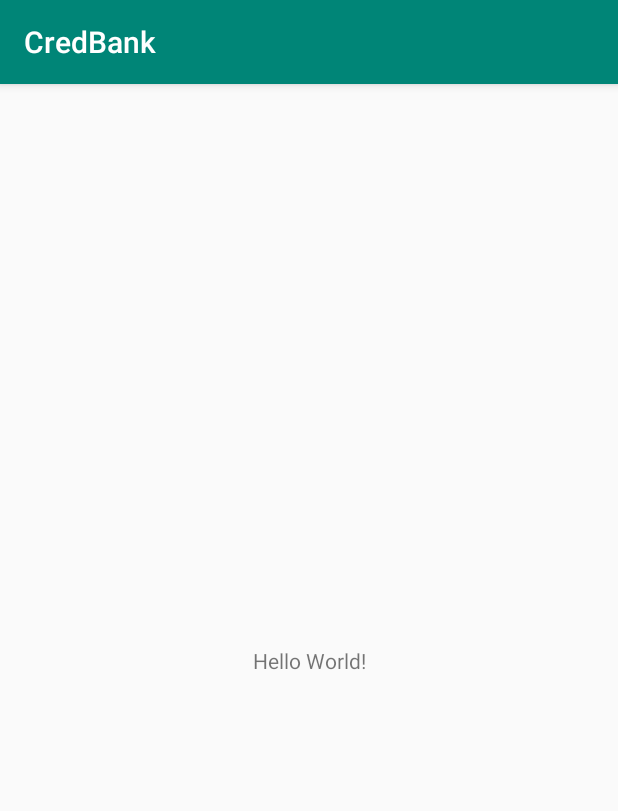
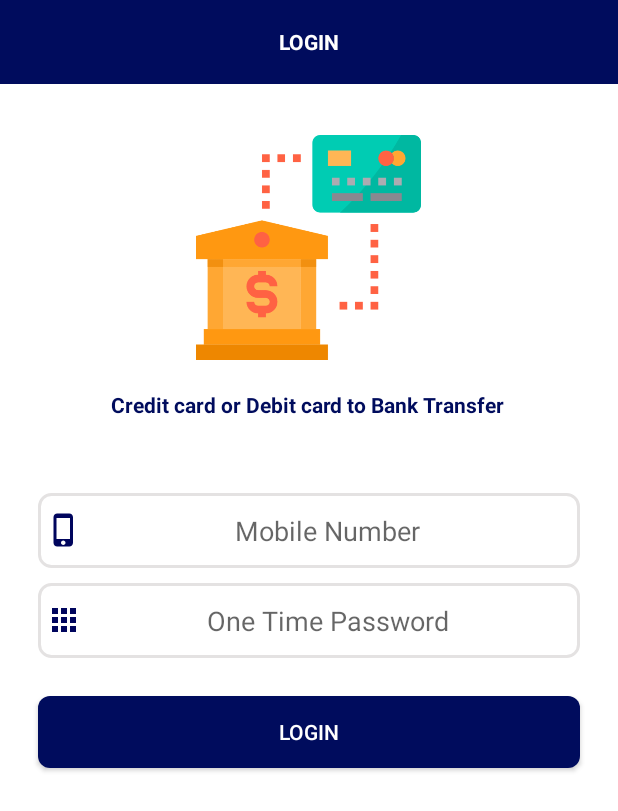
Before and after one commit to sahilsingh-dsc/CredBank, an Android app: the screen it shows after launch (MainActivity before the commit, AuthActivity after it), on a phone screen of 412 x 824 dp. Shown: the top 811 px of the screen. Run offline under Robolectric (Android 15) with nearby library versions, the phone set to English and light mode, and no system bars.

Commit message:
splash and login screen.

```diff
--- a/app/build.gradle
+++ b/app/build.gradle
@@ -26,4 +26,5 @@ dependencies {
     testImplementation 'junit:junit:4.12'
     androidTestImplementation 'androidx.test.ext:junit:1.1.0'
     androidTestImplementation 'androidx.test.espresso:espresso-core:3.2.0'
+    implementation 'androidx.cardview:cardview:1.0.0'
 }
--- a/app/src/main/AndroidManifest.xml
+++ b/app/src/main/AndroidManifest.xml
@@ -9,8 +9,8 @@
         android:roundIcon="@mipmap/ic_launcher_round"
         android:supportsRtl="true"
         android:theme="@style/AppTheme">
-        <activity android:name=".Main2Activity"></activity>
-        <activity android:name=".MainActivity">
+        <activity android:name=".view.activity.auth.AuthActivity"></activity>
+        <activity android:name=".view.activity.common.SplashActivity">
             <intent-filter>
                 <action android:name="android.intent.action.MAIN" />
 
--- a/app/src/main/java/com/tetravalstartups/credbank/MainActivity.java
+++ /dev/null
@@ -1,14 +0,0 @@
-package com.tetravalstartups.credbank;
-
-import androidx.appcompat.app.AppCompatActivity;
-
-import android.os.Bundle;
-
-public class MainActivity extends AppCompatActivity {
-
-    @Override
-    protected void onCreate(Bundle savedInstanceState) {
-        super.onCreate(savedInstanceState);
-        setContentView(R.layout.activity_main);
-    }
-}
--- /dev/null
+++ b/app/src/main/java/com/tetravalstartups/credbank/view/activity/auth/AuthActivity.java
@@ -0,0 +1,17 @@
+package com.tetravalstartups.credbank.view.activity.auth;
+
+import androidx.appcompat.app.AppCompatActivity;
+
+import android.os.Bundle;
+
+import com.tetravalstartups.credbank.R;
+
+public class AuthActivity extends AppCompatActivity {
+
+    @Override
+    protected void onCreate(Bundle savedInstanceState) {
+        super.onCreate(savedInstanceState);
+        setContentView(R.layout.activity_auth);
+        Bundle bundle = getIntent().getExtras();
+    }
+}
--- /dev/null
+++ b/app/src/main/java/com/tetravalstartups/credbank/view/activity/common/SplashActivity.java
@@ -0,0 +1,29 @@
+package com.tetravalstartups.credbank.view.activity.common;
+
+import androidx.appcompat.app.AppCompatActivity;
+
+import android.content.Intent;
+import android.os.Bundle;
+import android.os.Handler;
+
+import com.tetravalstartups.credbank.R;
+import com.tetravalstartups.credbank.view.activity.auth.AuthActivity;
+
+public class SplashActivity extends AppCompatActivity {
+
+    @Override
+    protected void onCreate(Bundle savedInstanceState) {
+        super.onCreate(savedInstanceState);
+        setContentView(R.layout.activity_splash);
+
+        new Handler().postDelayed(new Runnable() {
+            @Override
+            public void run() {
+                Intent intent = new Intent(SplashActivity.this, AuthActivity.class);
+                Bundle bundle = new Bundle();
+                startActivity(intent);
+            }
+        }, 3000);
+
+    }
+}
--- /dev/null
+++ b/app/src/main/res/drawable/border.xml
@@ -0,0 +1,10 @@
+<?xml version="1.0" encoding="utf-8"?>
+<shape xmlns:android="http://schemas.android.com/apk/res/android">
+
+    <solid android:color="@color/colorWhite"></solid>
+    <stroke
+        android:width="2dp"
+        android:color="@color/colorGrey"/>
+    <corners
+        android:radius="8dp"/>
+</shape>
--- /dev/null
+++ b/app/src/main/res/drawable/butn.xml
@@ -0,0 +1,7 @@
+<?xml version="1.0" encoding="utf-8"?>
+<shape xmlns:android="http://schemas.android.com/apk/res/android">
+
+    <solid android:color="@color/colorAccent"/>
+    <corners
+        android:radius="8dp"/>
+</shape>
--- /dev/null
+++ b/app/src/main/res/drawable/ic_apps_black_24dp.xml
@@ -0,0 +1,5 @@
+<vector android:height="24dp" android:tint="#00055D"
+    android:viewportHeight="24.0" android:viewportWidth="24.0"
+    android:width="24dp" xmlns:android="http://schemas.android.com/apk/res/android">
+    <path android:fillColor="#FF000000" android:pathData="M4,8h4L8,4L4,4v4zM10,20h4v-4h-4v4zM4,20h4v-4L4,16v4zM4,14h4v-4L4,10v4zM10,14h4v-4h-4v4zM16,4v4h4L20,4h-4zM10,8h4L14,4h-4v4zM16,14h4v-4h-4v4zM16,20h4v-4h-4v4z"/>
+</vector>
--- /dev/null
+++ b/app/src/main/res/drawable/ic_phone_iphone_black_24dp.xml
@@ -0,0 +1,5 @@
+<vector android:height="24dp" android:tint="#00055D"
+    android:viewportHeight="24.0" android:viewportWidth="24.0"
+    android:width="24dp" xmlns:android="http://schemas.android.com/apk/res/android">
+    <path android:fillColor="#FF000000" android:pathData="M15.5,1h-8C6.12,1 5,2.12 5,3.5v17C5,21.88 6.12,23 7.5,23h8c1.38,0 2.5,-1.12 2.5,-2.5v-17C18,2.12 16.88,1 15.5,1zM11.5,22c-0.83,0 -1.5,-0.67 -1.5,-1.5s0.67,-1.5 1.5,-1.5 1.5,0.67 1.5,1.5 -0.67,1.5 -1.5,1.5zM16,18L7,18L7,4h9v14z"/>
+</vector>
--- /dev/null
+++ b/app/src/main/res/layout/activity_auth.xml
@@ -0,0 +1,116 @@
+<?xml version="1.0" encoding="utf-8"?>
+<androidx.constraintlayout.widget.ConstraintLayout xmlns:android="http://schemas.android.com/apk/res/android"
+    xmlns:app="http://schemas.android.com/apk/res-auto"
+    xmlns:tools="http://schemas.android.com/tools"
+    android:layout_width="match_parent"
+    android:layout_height="match_parent"
+    tools:context=".view.activity.auth.AuthActivity"
+    android:background="@color/colorWhite">
+
+    <ScrollView
+        android:layout_width="0dp"
+        android:layout_height="0dp"
+        app:layout_constraintBottom_toBottomOf="parent"
+        app:layout_constraintEnd_toEndOf="parent"
+        app:layout_constraintStart_toStartOf="parent"
+        app:layout_constraintTop_toTopOf="parent">
+
+        <LinearLayout
+            android:layout_width="match_parent"
+            android:layout_height="match_parent"
+            android:orientation="vertical">
+
+            <LinearLayout
+                android:layout_width="match_parent"
+                android:layout_height="56dp"
+                android:background="@color/colorAccent"
+                android:gravity="center"
+                android:orientation="vertical">
+
+                <TextView
+                    android:id="@+id/textView5"
+                    android:layout_width="match_parent"
+                    android:layout_height="wrap_content"
+                    android:gravity="center"
+                    android:text="LOGIN"
+                    android:textColor="@color/colorWhite"
+                    android:textStyle="bold" />
+            </LinearLayout>
+
+            <LinearLayout
+                android:layout_width="match_parent"
+                android:layout_height="wrap_content"
+                android:layout_margin="24dp"
+                android:gravity="center"
+                android:orientation="vertical">
+
+
+                <ImageView
+                    android:id="@+id/imageView2"
+                    android:layout_width="150dp"
+                    android:layout_height="150dp"
+                    android:layout_margin="10dp"
+                    app:srcCompat="@drawable/moneytrans" />
+
+                <TextView
+                    android:id="@+id/textView9"
+                    android:layout_width="match_parent"
+                    android:layout_height="wrap_content"
+                    android:text="Credit card or Debit card to Bank Transfer "
+                    android:textColor="@color/colorAccent"
+                    android:textStyle="bold"
+                    android:layout_marginTop="10dp"
+                    android:gravity="center"/>
+
+            </LinearLayout>
+
+            <EditText
+                android:id="@+id/editText"
+                android:layout_width="match_parent"
+                android:layout_height="50dp"
+                android:layout_weight="1"
+                android:ems="10"
+                android:padding="5dp"
+                android:background="@drawable/border"
+                android:inputType="phone"
+                android:hint="Mobile Number"
+                android:layout_marginTop="25dp"
+                android:layout_marginStart="25dp"
+                android:layout_marginEnd="25dp"
+                android:maxLength="10"
+                android:drawableLeft="@drawable/ic_phone_iphone_black_24dp"
+                android:gravity="center"/>
+
+            <EditText
+                android:id="@+id/editText2"
+                android:layout_width="match_parent"
+                android:layout_height="50dp"
+                android:layout_weight="1"
+                android:ems="10"
+                android:padding="5dp"
+                android:background="@drawable/border"
+                android:layout_marginStart="25dp"
+                android:layout_marginEnd="25dp"
+                android:layout_marginTop="10dp"
+                android:maxLength="6"
+                android:inputType="number"
+                android:drawableLeft="@drawable/ic_apps_black_24dp"
+                android:hint="One Time Password"
+                android:gravity="center"/>
+
+            <Button
+                android:id="@+id/button"
+                android:layout_width="match_parent"
+                android:layout_height="wrap_content"
+                android:text="login"
+                android:textColor="@color/colorWhite"
+                android:background="@drawable/butn"
+                android:layout_margin="25dp"
+                />
+
+        </LinearLayout>
+    </ScrollView>
+
+
+
+</androidx.constraintlayout.widget.ConstraintLayout>
--- a/app/src/main/res/layout/activity_main.xml
+++ /dev/null
@@ -1,18 +0,0 @@
-<?xml version="1.0" encoding="utf-8"?>
-<androidx.constraintlayout.widget.ConstraintLayout xmlns:android="http://schemas.android.com/apk/res/android"
-    xmlns:app="http://schemas.android.com/apk/res-auto"
-    xmlns:tools="http://schemas.android.com/tools"
-    android:layout_width="match_parent"
-    android:layout_height="match_parent"
-    tools:context=".MainActivity">
-
-    <TextView
-        android:layout_width="wrap_content"
-        android:layout_height="wrap_content"
-        android:text="Hello World!"
-        app:layout_constraintBottom_toBottomOf="parent"
-        app:layout_constraintLeft_toLeftOf="parent"
-        app:layout_constraintRight_toRightOf="parent"
-        app:layout_constraintTop_toTopOf="parent" />
-
-</androidx.constraintlayout.widget.ConstraintLayout>
--- a/app/src/main/res/values/colors.xml
+++ b/app/src/main/res/values/colors.xml
@@ -1,6 +1,10 @@
 <?xml version="1.0" encoding="utf-8"?>
 <resources>
-    <color name="colorPrimary">#008577</color>
-    <color name="colorPrimaryDark">#00574B</color>
-    <color name="colorAccent">#D81B60</color>
+    <color name="colorPrimary">#00055D</color>
+    <color name="colorPrimaryDark">#000C5D</color>
+    <color name="colorAccent">#000C5D</color>
+    <color name="colorWhite">#FFFFFF</color>
+    <color name="colorBlack">#000000</color>
+    <color name="colorGreen">#4CAF50</color>
+    <color name="colorGrey">#E4E2E2</color>
 </resources>
--- a/app/src/main/res/values/styles.xml
+++ b/app/src/main/res/values/styles.xml
@@ -1,7 +1,7 @@
 <resources>
 
     <!-- Base application theme. -->
-    <style name="AppTheme" parent="Theme.AppCompat.Light.DarkActionBar">
+    <style name="AppTheme" parent="Theme.AppCompat.Light.NoActionBar">
         <!-- Customize your theme here. -->
         <item name="colorPrimary">@color/colorPrimary</item>
         <item name="colorPrimaryDark">@color/colorPrimaryDark</item>
```
Also changed, not shown: app/src/main/java/com/tetravalstartups/credbank/Main2Activity.java (deleted, +0 -14 lines), app/src/main/res/layout/activity_main2.xml (deleted, +0 -9 lines), app/src/main/res/layout/activity_splash.xml (added, +102 -0 lines), app/src/main/res/drawable-v24/moneytrans.png (added), app/src/main/res/drawable/moneytrans.png (added).
